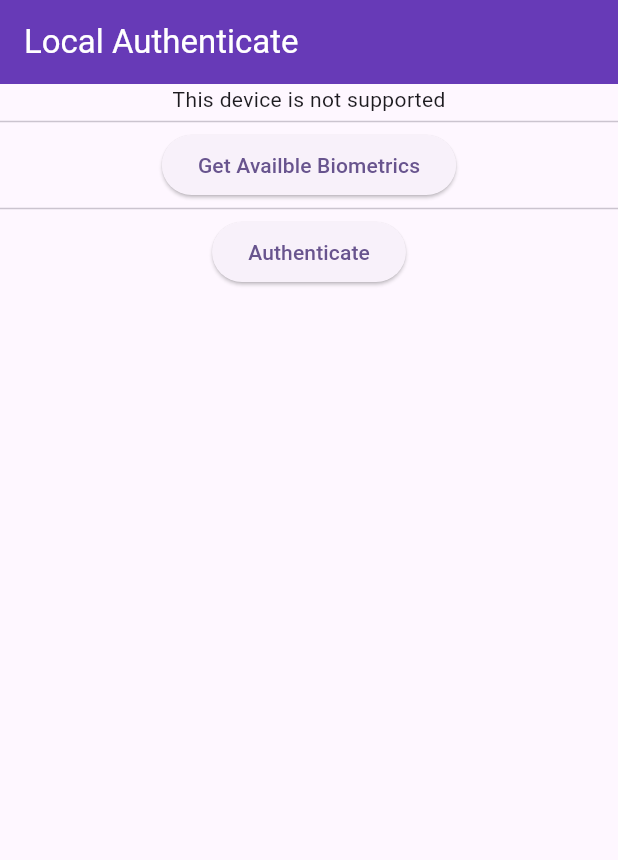
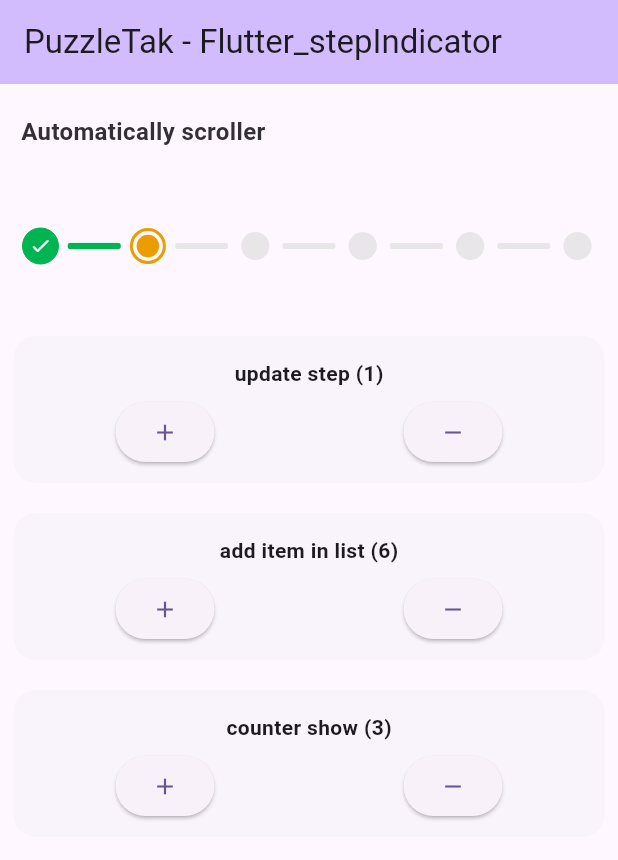
Before and after one commit to vikaskumarprasad/getx_demo, a Flutter app: the screen it shows after launch, on a phone screen of 412 x 824 dp. Shown: the top 860 px of the screen. Run offline on Flutter 3.47's test engine with Material 3 defaults, Android fonts, the phone set to English and light mode, and no system bars; our stand-ins replace get, local_auth.

Commit message:
added the step indicator

```diff
--- a/lib/main.dart
+++ b/lib/main.dart
@@ -1,6 +1,7 @@
 import 'package:flutter/material.dart';
 import 'package:get/get.dart';
-import 'package:getx_demo/src/home/home.dart';
+
+import 'src/home/step_indicator_example.dart';
 
 void main() {
   runApp(const MyApp());
@@ -16,7 +17,7 @@ class MyApp extends StatelessWidget {
         colorScheme: ColorScheme.fromSeed(seedColor: Colors.deepPurple),
         useMaterial3: true,
       ),
-      home: const Home(),
+      home: const MyHomePage(),
     );
   }
 }
--- a/lib/src/home/home.dart
+++ b/lib/src/home/home.dart
@@ -70,6 +70,30 @@ class _HomeState extends State<Home> {
             },
             child: const Text('Authenticate'),
           ),
+          ElevatedButton(
+            onPressed: () {},
+            child: const Text("Change Theme"),
+          ),
+          ElevatedButton(
+            onPressed: () {},
+            child: const Text("Change Theme"),
+          ),
+          ElevatedButton(
+            onPressed: () {},
+            child: const Text("Change Theme"),
+          ),
+          ElevatedButton(
+            onPressed: () {},
+            child: const Text("Change Theme"),
+          ),
+          const CloseButton(),
+          IconButton(
+            style: const ButtonStyle(
+              iconColor: MaterialStatePropertyAll(Colors.greenAccent),
+            ),
+            onPressed: () {},
+            icon: const Icon(Icons.dashboard),
+          )
         ],
       ),
     );
--- /dev/null
+++ b/lib/src/home/step_indicator_example.dart
@@ -0,0 +1,163 @@
+import 'dart:math';
+
+import 'package:flutter/material.dart';
+
+import '../step_indicator.dart';
+
+class MyHomePage extends StatefulWidget {
+  const MyHomePage({super.key});
+
+  @override
+  State<MyHomePage> createState() => _MyHomePageState();
+}
+
+class _MyHomePageState extends State<MyHomePage> {
+  int page = 1;
+  int counter = 4;
+  List list = [0, 1, 2, 3, 4, 5];
+
+  @override
+  Widget build(BuildContext context) {
+    return Scaffold(
+        appBar: AppBar(
+          backgroundColor: Theme.of(context).colorScheme.inversePrimary,
+          title: const Text("PuzzleTak - Flutter_stepIndicator"),
+        ),
+        body: SingleChildScrollView(
+          child: Column(
+            children: [
+              _example1(),
+            ],
+          ),
+        ));
+  }
+
+  Widget _example1() {
+    return Padding(
+      padding: const EdgeInsets.symmetric(horizontal: 4, vertical: 5),
+      child: Container(
+        decoration: BoxDecoration(
+            color:
+                Theme.of(context).colorScheme.inversePrimary.withOpacity(0.0)),
+        child: Column(
+          mainAxisAlignment: MainAxisAlignment.center,
+          children: [
+            Container(
+              padding: const EdgeInsets.symmetric(horizontal: 10, vertical: 15),
+              alignment: Alignment.topLeft,
+              child: Text(
+                "Automatically scroller",
+                style: TextStyle(
+                  color: Theme.of(context).colorScheme.inverseSurface,
+                  fontWeight: FontWeight.bold,
+                  fontSize: 16,
+                ),
+              ),
+            ),
+            SizedBox(
+              width: double.maxFinite,
+              height: 100,
+              child: Padding(
+                padding: const EdgeInsets.symmetric(horizontal: 7),
+                child: FlutterStepIndicator(
+                  height: 32,
+                  paddingLine: const EdgeInsets.symmetric(horizontal: 0),
+                  positiveColor: const Color(0xFF00B551),
+                  progressColor: const Color(0xFFEA9C00),
+                  negativeColor: const Color(0xFFD5D5D5),
+                  padding: const EdgeInsets.all(4),
+                  list: list,
+                  division: counter,
+                  onChange: (i) {},
+                  page: page,
+                  onClickItem: (p0) {
+                    setState(() {
+                      page = p0;
+                    });
+                  },
+                ),
+              ),
+            ),
+            widgetOption(
+                title: "update step ($page)",
+                callAdd: () {
+                  if (page < list.length) {
+                    setState(() {
+                      page++;
+                    });
+                  }
+                },
+                callRemove: () {
+                  if (page > 0) {
+                    setState(() {
+                      page--;
+                    });
+                  }
+                }),
+            widgetOption(
+                title: "add item in list (${list.length})",
+                callAdd: () {
+                  setState(() {
+                    list.add(Random().nextInt(100));
+                  });
+                },
+                callRemove: () {
+                  setState(() {
+                    list.removeAt(list.length - 1);
+                  });
+                }),
+            widgetOption(
+                title: "counter show (${counter - 1})",
+                callAdd: () {
+                  setState(() {
+                    counter++;
+                  });
+                },
+                callRemove: () {
+                  setState(() {
+                    counter--;
+                  });
+                })
+          ],
+        ),
+      ),
+    );
+  }
+
+  Widget widgetOption(
+      {required String title,
+      required VoidCallback callAdd,
+      required VoidCallback callRemove}) {
+    return Padding(
+      padding: const EdgeInsets.symmetric(horizontal: 5, vertical: 10),
+      child: Container(
+        padding: const EdgeInsets.symmetric(horizontal: 5, vertical: 10),
+        decoration: BoxDecoration(
+            color: Colors.blueGrey.withOpacity(0.03),
+            borderRadius: BorderRadius.circular(15)),
+        child: Column(
+          children: [
+            Container(
+              width: double.maxFinite,
+              height: 30,
+              alignment: Alignment.center,
+              child: Text(
+                title,
+                style: const TextStyle(fontWeight: FontWeight.bold),
+              ),
+            ),
+            Row(
+              mainAxisAlignment: MainAxisAlignment.spaceAround,
+              children: [
+                ElevatedButton(
+                    onPressed: callAdd, child: const Icon(Icons.add)),
+                ElevatedButton(
+                    onPressed: callRemove, child: const Icon(Icons.remove)),
+              ],
+            )
+          ],
+        ),
+      ),
+    );
+  }
+}
--- /dev/null
+++ b/lib/src/step_indicator.dart
@@ -0,0 +1,527 @@
+// ignore_for_file: must_be_immutable
+
+library flutter_stepindicator;
+
+import 'dart:async';
+
+import 'package:flutter/material.dart';
+
+/// The `FlutterStepIndicator` is a widget that displays a step indicator for visualizing progress through a multi-step process. This class extends `StatefulWidget` and can be used to display and monitor various stages, such as the steps in a registration process or multiple stages in a specific task.
+
+/// Parameters:
+/// - `list`: A list of stages or steps to be displayed.
+/// - `page`: The current page number or active step.
+/// - `positiveCheck`: An optional widget for displaying a positive checkmark.
+/// - `disableAutoScroll`: A flag to enable or disable automatic scrolling.
+/// - `height`: The height of the step indicator.
+/// - `durationScroller`: The duration for scrolling animations.
+/// - `durationCheckBulb`: The duration for checkmark bulb animations.
+/// - `division`: The number of divisions for rendering steps.
+/// - `positiveColor`: The color for positive steps.
+/// - `negativeColor`: The color for negative (disabled) steps.
+/// - `progressColor`: The color for the progress indicator.
+/// - `onChange`: A callback function that triggers when the active step changes.
+
+/// The `FlutterStepIndicator` class provides a flexible way to create step indicators and customize their appearance for various use cases.
+
+class FlutterStepIndicator extends StatefulWidget {
+  final List list;
+  final int page;
+  final Widget? positiveCheck;
+  final double height;
+  final Duration? durationScroller;
+  final Duration? durationCheckBulb;
+  final EdgeInsetsGeometry? padding;
+  final Function(int)? onClickItem;
+  final EdgeInsetsGeometry? paddingLine;
+  final int? division;
+  Color? positiveColor;
+  Color? negativeColor;
+  Color? progressColor;
+  final Function(int) onChange;
+
+  FlutterStepIndicator({
+    super.key,
+    required this.onChange,
+    required this.list,
+    this.durationScroller,
+    this.durationCheckBulb,
+    this.division,
+    this.onClickItem,
+    this.paddingLine,
+    this.padding,
+    this.positiveCheck,
+    this.negativeColor,
+    this.positiveColor,
+    this.progressColor,
+    required this.page,
+    required this.height,
+  });
+
+  @override
+  State<FlutterStepIndicator> createState() => _FlutterStepIndicatorState();
+}
+
+class _FlutterStepIndicatorState extends State<FlutterStepIndicator> {
+  ScrollController controller = ScrollController();
+  double maxWidths = 0.0;
+
+  EdgeInsetsGeometry get paddingBulb =>
+      (widget.padding != null) ? widget.padding! : EdgeInsets.zero;
+
+  EdgeInsetsGeometry get paddingLine =>
+      (widget.paddingLine != null) ? widget.paddingLine! : EdgeInsets.zero;
+
+  @override
+  Widget build(BuildContext context) {
+    return SizedBox(
+      width: double.maxFinite,
+      height: widget.height,
+      child: LayoutBuilder(
+        builder: (context, constraints) {
+          return ListView.builder(
+            shrinkWrap: true,
+            controller: controller,
+            physics: const NeverScrollableScrollPhysics(
+                parent: NeverScrollableScrollPhysics()),
+            scrollDirection: Axis.horizontal,
+            itemCount: widget.list.length,
+            itemBuilder: (context, index) => (index == 0)
+                ? ItemStepIndicatorZero(
+                    onClickItem: widget.onClickItem,
+                    duration: _currentDurationBulb(),
+                    childCheck: _checkEnable(),
+                    padding: paddingBulb,
+                    disableColor: (widget.negativeColor == null)
+                        ? Colors.grey
+                        : widget.negativeColor!,
+                    enableColor: (widget.positiveColor == null)
+                        ? Colors.green
+                        : widget.positiveColor!,
+                    progressColor: (widget.progressColor == null)
+                        ? Colors.orange
+                        : widget.progressColor!,
+                    index: index,
+                    currentPage: widget.page,
+                    height: widget.height,
+                    width: widget.height)
+                : ItemStepIndicator(
+                    onClickItem: widget.onClickItem,
+                    duration: _currentDurationBulb(),
+                    childCheck: _checkEnable(),
+                    height: widget.height,
+                    paddingLine: paddingLine,
+                    padding: paddingBulb,
+                    currentPage: widget.page,
+                    disableColor: (widget.negativeColor == null)
+                        ? Colors.grey
+                        : widget.negativeColor!,
+                    enableColor: (widget.positiveColor == null)
+                        ? Colors.green
+                        : widget.positiveColor!,
+                    progressColor: (widget.progressColor == null)
+                        ? Colors.orange
+                        : widget.progressColor!,
+                    index: index,
+                    width: widthIndicator(constraints.maxWidth),
+                  ),
+          );
+        },
+      ),
+    );
+  }
+
+  Duration _currentDuration() {
+    return (widget.durationScroller == null)
+        ? const Duration(milliseconds: 250)
+        : widget.durationScroller!;
+  }
+
+  Duration _currentDurationBulb() {
+    return (widget.durationCheckBulb == null)
+        ? const Duration(milliseconds: 250)
+        : widget.durationCheckBulb!;
+  }
+
+  Widget _checkEnable() {
+    return (widget.positiveCheck == null)
+        ? const Icon(
+            Icons.check_rounded,
+            size: 15,
+            color: Colors.white,
+          )
+        : widget.positiveCheck!;
+  }
+
+  @override
+  void didUpdateWidget(covariant FlutterStepIndicator oldWidget) {
+    super.didUpdateWidget(oldWidget);
+    if (((widget.list.length * widget.height) > (maxWidths / 2))) {
+      if ((widget.page - 2) >= 0 &&
+          (widget.page - 2) <= (widget.list.length - 5)) {
+        controller.animateTo((widget.page - 2) * widthIndicator(maxWidths),
+            duration: _currentDuration(), curve: Curves.decelerate);
+      }
+    } else {
+      // ignore: curly_braces_in_flow_control_structures
+      if (((((maxWidths - widget.height) / (widget.list.length - 1)) <
+          // ignore: curly_braces_in_flow_control_structures
+          (widget.height + 5)))) if ((widget.page - 2) >=
+              0 &&
+          (widget.page - 2) <= (widget.list.length - 5)) {
+        controller.animateTo((widget.page - 2) * widthIndicator(maxWidths),
+            duration: _currentDuration(), curve: Curves.decelerate);
+      }
+    }
+    widget.onChange.call(widget.page);
+  }
+
+  double widthIndicator(double maxWidth) {
+    maxWidths = maxWidth;
+    return (((widget.list.length * widget.height) > (maxWidth / 2)))
+        ? widthScroller(maxWidth)
+        : ((((maxWidth - widget.height) / (widget.list.length - 1)) >
+                (widget.height + 5)))
+            ? ((maxWidth - widget.height) / (widget.list.length - 1))
+            : widthScroller(maxWidth);
+  }
+
+  double widthScroller(double maxWidth) {
+    return ((maxWidth - widget.height) /
+        (((widget.list.length - 1) <= 2)
+            ? (widget.list.length - 1)
+            : (widget.division == null ||
+                    (widget.division! <= 0) ||
+                    (widget.division! >= widget.list.length))
+                ? 4
+                : widget.division!));
+  }
+}
+
+class ItemStepIndicatorZero extends StatelessWidget {
+  final double width;
+  final double height;
+  final int currentPage;
+  final EdgeInsetsGeometry padding;
+  final Duration duration;
+  final int index;
+  final Function(int)? onClickItem;
+  final Color disableColor;
+  final Color progressColor;
+  final Color enableColor;
+  final Widget childCheck;
+
+  const ItemStepIndicatorZero({
+    super.key,
+    required this.height,
+    required this.duration,
+    required this.padding,
+    this.onClickItem,
+    required this.width,
+    required this.currentPage,
+    required this.index,
+    required this.disableColor,
+    required this.progressColor,
+    required this.enableColor,
+    required this.childCheck,
+  });
+
+  @override
+  Widget build(BuildContext context) {
+    return Center(
+      child: InkWell(
+        splashColor: Colors.transparent,
+        onTap: (onClickItem == null)
+            ? null
+            : () {
+                onClickItem!.call(index);
+              },
+        child: Container(
+          height: height,
+          width: width,
+          padding: padding,
+          child: AnimatedContainer(
+            curve: Curves.easeOutQuint,
+            duration: duration,
+            decoration: BoxDecoration(
+              color: (index == currentPage)
+                  ? Colors.transparent
+                  : (index < currentPage ? enableColor : disableColor),
+              borderRadius: BorderRadius.circular(150),
+              border: Border.all(
+                  color: (index == currentPage)
+                      ? progressColor
+                      : (index < currentPage ? enableColor : disableColor),
+                  width: (index == currentPage) ? 2 : 0),
+            ),
+            padding: EdgeInsets.all((index == currentPage) ? 2.5 : 0),
+            alignment: Alignment.centerRight,
+            child: Center(
+                child: (index == currentPage)
+                    ? AnimatedContainer(
+                        duration: Duration(
+                            milliseconds: duration.inMilliseconds ~/ 1.3),
+                        width: double.maxFinite,
+                        height: double.maxFinite,
+                        decoration: BoxDecoration(
+                            color: (index == currentPage)
+                                ? progressColor
+                                : (index < currentPage
+                                    ? enableColor
+                                    : disableColor),
+                            borderRadius: BorderRadius.circular(150)),
+                      )
+                    : ShowUpAnimationPage(
+                        duration: duration, delay: 0, child: childCheck)),
+          ),
+        ),
+      ),
+    );
+  }
+}
+
+class ItemStepIndicator extends StatelessWidget {
+  final double width;
+  final double height;
+  final int currentPage;
+  final EdgeInsetsGeometry padding;
+  final EdgeInsetsGeometry paddingLine;
+  final Function(int)? onClickItem;
+  final Duration duration;
+  final int index;
+  final Color disableColor;
+  final Color progressColor;
+  final Color enableColor;
+  final Widget childCheck;
+
+  const ItemStepIndicator({
+    super.key,
+    required this.height,
+    required this.duration,
+    required this.width,
+    required this.currentPage,
+    required this.paddingLine,
+    this.onClickItem,
+    required this.padding,
+    required this.index,
+    required this.disableColor,
+    required this.progressColor,
+    required this.enableColor,
+    required this.childCheck,
+  });
+
+  @override
+  Widget build(BuildContext context) {
+    return SizedBox(
+      width: width,
+      child: Row(
+        textDirection: TextDirection.rtl,
+        children: [
+          InkWell(
+              splashColor: Colors.transparent,
+              onTap: (onClickItem == null)
+                  ? null
+                  : () {
+                      onClickItem!.call(index);
+                    },
+              child: Container(
+                padding: padding,
+                height: height,
+                width: height,
+                child: SizedBox(
+                    child: (index == currentPage)
+                        ? _enable()
+                        : (index < currentPage)
+                            ? _done()
+                            : _disable()),
+              )),
+          Expanded(
+              child: Container(
+            padding: paddingLine,
+            height: height / (height / 4.4),
+            child: TweenAnimationBuilder<double>(
+                tween: Tween(
+                    begin: 0,
+                    end: (index == currentPage)
+                        ? 1.0
+                        : (index < currentPage ? 1.0 : 0.0)),
+                curve: Curves.decelerate,
+                duration:
+                    Duration(milliseconds: duration.inMilliseconds ~/ 1.6),
+                builder: (context, value, _) => LayoutBuilder(
+                      builder: (context, constraints) {
+                        return Padding(
+                          padding: const EdgeInsets.only(left: 2, right: 2),
+                          child: ClipRRect(
+                            borderRadius: BorderRadius.circular(150),
+                            child: Stack(
+                              children: [
+                                Visibility(
+                                    visible: (index >= currentPage),
+                                    child: Container(
+                                      width: double.maxFinite,
+                                      height: double.maxFinite,
+                                      color: disableColor.withOpacity(0.5),
+                                    )),
+                                AnimatedContainer(
+                                  duration: Duration(
+                                      milliseconds:
+                                          duration.inMilliseconds ~/ 1.6),
+                                  width: (constraints.maxWidth * value),
+                                  height: double.maxFinite,
+                                  decoration: BoxDecoration(
+                                    gradient: (index == currentPage)
+                                        ? LinearGradient(
+                                            colors: [enableColor, enableColor],
+                                            end: Alignment.centerRight,
+                                            begin: Alignment.centerLeft)
+                                        : (index < currentPage
+                                            ? LinearGradient(
+                                                colors: [
+                                                    enableColor,
+                                                    enableColor
+                                                  ],
+                                                end: Alignment.centerRight,
+                                                begin: Alignment.centerLeft)
+                                            : LinearGradient(
+                                                colors: [
+                                                    enableColor
+                                                        .withOpacity(0.5),
+                                                    disableColor
+                                                        .withOpacity(0.5)
+                                                  ],
+                                                end: Alignment.centerRight,
+                                                begin: Alignment.centerLeft)),
+                                  ),
+                                ),
+                              ],
+                            ),
+                          ),
+                        );
+                      },
+                    )),
+          ))
+        ],
+      ),
+    );
+  }
+
+  Widget _done() {
+    return AnimatedContainer(
+      curve: Curves.easeOutQuint,
+      duration: Duration(milliseconds: duration.inMilliseconds),
+      decoration: BoxDecoration(
+        color: enableColor,
+        borderRadius: BorderRadius.circular(150),
+      ),
+      alignment: Alignment.centerRight,
+      child: Center(
+          child: ShowUpAnimationPage(
+              duration: duration, delay: 0, child: childCheck)),
+    );
+  }
+
+  Widget _disable() {
+    return AnimatedContainer(
+      curve: Curves.easeOutQuint,
+      duration: Duration(milliseconds: duration.inMilliseconds),
+      decoration: BoxDecoration(
+        color: Colors.transparent,
+        borderRadius: BorderRadius.circular(150),
+        border: Border.all(color: Colors.transparent, width: 0.0),
+      ),
+      padding: const EdgeInsets.all(2.6),
+      alignment: Alignment.centerRight,
+      child: Center(
+          child: AnimatedContainer(
+        duration: Duration(milliseconds: duration.inMilliseconds ~/ 1),
+        width: double.maxFinite,
+        height: double.maxFinite,
+        decoration: BoxDecoration(
+            color: disableColor.withOpacity(0.5),
+            borderRadius: BorderRadius.circular(150)),
+      )),
+    );
+  }
+
+  Widget _enable() {
+    return AnimatedContainer(
+      curve: Curves.easeOutQuint,
+      duration: Duration(milliseconds: duration.inMilliseconds),
+      decoration: BoxDecoration(
+        color: Colors.transparent,
+        borderRadius: BorderRadius.circular(150),
+        border: Border.all(color: progressColor, width: 2.0),
+      ),
+      padding: const EdgeInsets.all(2.5),
+      alignment: Alignment.centerRight,
+      child: Center(
+          child: AnimatedContainer(
+        duration: Duration(milliseconds: duration.inMilliseconds ~/ 1),
+        width: double.maxFinite,
+        height: double.maxFinite,
+        decoration: BoxDecoration(
+            color: progressColor, borderRadius: BorderRadius.circular(150)),
+      )),
+    );
+  }
+}
+
+class ShowUpAnimationPage extends StatefulWidget {
+  final Duration duration;
+  final Widget child;
+  final int delay;
+
+  const ShowUpAnimationPage(
+      {super.key,
+      required this.duration,
+      required this.child,
+      required this.delay});
+
+  @override
+  createState() => _ShowUpAnimationPage();
+}
+
+class _ShowUpAnimationPage extends State<ShowUpAnimationPage>
+    with TickerProviderStateMixin {
+  late AnimationController _animController;
+  late Animation<Offset> _animOffset;
+
+  @override
+  void initState() {
+    super.initState();
+
+    _animController =
+        AnimationController(vsync: this, duration: widget.duration);
+    final curve =
+        CurvedAnimation(curve: Curves.decelerate, parent: _animController);
+    _animOffset =
+        Tween<Offset>(begin: const Offset(0.0, -0.05), end: Offset.zero)
+            .animate(curve);
+// ignore: unnecessary_null_comparison
+    if (widget.delay == null) {
+      _animController.forward();
+    } else {
+      Timer(Duration(milliseconds: widget.delay), () {
+        _animController.forward();
+      });
+    }
+  }
+
+  @override
+  void dispose() {
+    super.dispose();
+    _animController.dispose();
+  }
+
+  @override
+  Widget build(BuildContext context) {
+    return FadeTransition(
+      opacity: _animController,
+      child: SlideTransition(
+        position: _animOffset,
+        child: widget.child,
+      ),
+    );
+  }
+}
```
